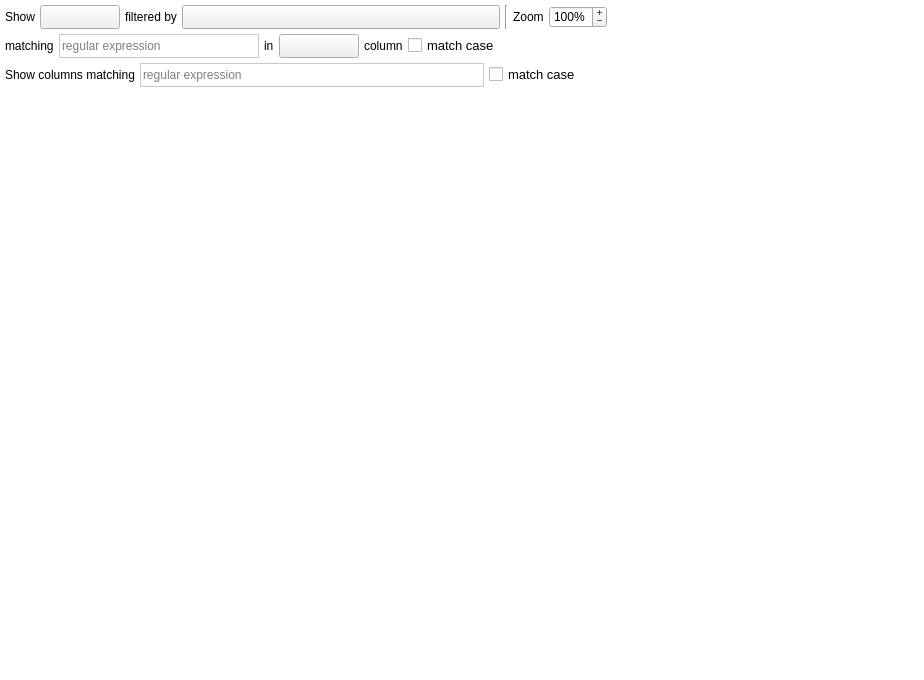
First picture: the form in plugins/view/TableView/TableView.ui, repository anlambert/tulip, before the edit.
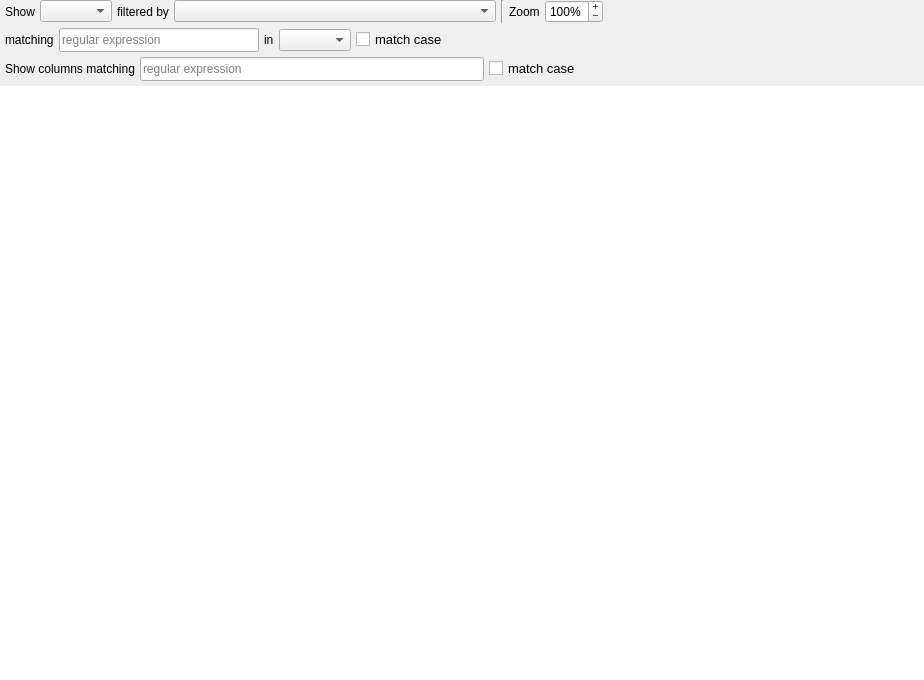
Second picture: the form after the edit. Icons and pictures are not drawn. Custom widgets are drawn as their Qt base class.

Commit message: qt5: Refactor and improve stylesheets towards a contemporary flat look

The edit to the form file:
```diff
--- a/plugins/view/TableView/TableView.ui
+++ b/plugins/view/TableView/TableView.ui
@@ -10,124 +10,6 @@
     <height>680</height>
    </rect>
   </property>
-  <property name="styleSheet">
-   <string notr="true">#TableViewWidget{
-background-color:white;
-}
-QAbstractItemView {
-background-color: white;
-color: black;
-border: 0px;
-}
-QPushButton, QComboBox {
-border-image: url(:/talipot/gui/ui/btn_26.png) 4;
-border-width: 4;
-padding: 0px 6px;
-font-size: 12px;
-}
-
-QPushButton::flat {
-border-image: none;
-border-width: 4;
-padding: 0px 6px;
-font-size: 12px;
-background-color: transparent;
-}
-
-QPushButton, QComboBox, QLabel {
-color: black;
-}
-
-QPushButton:hover, QComboBox:hover {
-border-image: url(:/talipot/gui/ui/btn_26_hover.png) 4;
-}
-
-QPushButton:disabled, QComboBox::disabled {
-color:gray;
-}
-
-QPushButton:pressed{
-border-image: url(:/talipot/gui/ui/btn_26_pressed.png) 4;
-}
-
-QPushButton::menu-indicator{
-subcontrol-origin: margin;
-subcontrol-position: center right;
-right: 4px;
-}
-
-QPushButton {
-outline: none;
-margin: 2
-}
-
-QComboBox::down-arrow {
-image: url(:/talipot/gui/ui/combobox_arrow.png);
-}
-
-QComboBox:drop-down {
-subcontrol-origin: padding;
-subcontrol-position: top right;
-border-left-style: none;
-border-top-right-radius: 1px;
-border-bottom-right-radius: 1px;
-}
-
-QDockWidget:title {
-border-image:none;
-background-color: qlineargradient(x1: 0, y1: 0, x2: 0.0, y2: 1.0,
-stop: 0 #838383,
-stop: 0.4 #707070,
-stop: 0.401 #636363,
-stop: 1 #4a4a4a);
-border: 0px solid black;
-color: white;
-text-align: center;
-color: white;
-}
-
-QSplitter::handle {
-background-color: #C0C0C0;
-border-width:0px;
-}
-
-QFrame[ bottomFrame = &quot;true&quot; ] * {
-color: black;
-font: bold 11px;
-}
-
-QFrame[ bottomFrame = &quot;true&quot; ] {
-border-top: 1px solid rgba(117,117,117,255);
-border-bottom: 1px solid rgba(117,117,117,255);
-border-right: 1px solid rgba(117,117,117,255);
-border-left: 0px;
-background-color: qlineargradient(spread:pad, x1:0, y1:0, x2:, y2:1,
-stop:0 rgb(75,75,75),
-stop:1 rgb(60, 60, 60));
-}
-
-QFrame[ bottomFrame = &quot;true&quot; ] QPushButton {
-border: 0px;
-border-image: none;
-}
-
-QFrame[ bottomFrame = &quot;true&quot; ] QPushButton:hover {
-border: 0px;
-border-image: none;
-background-color: qlineargradient(spread:pad, x1:0, y1:0, x2:, y2:1,
-stop:0 rgb(85,85,85),
-stop:1 rgb(70, 70, 70));
-}
-
-QFrame[ bottomFrame = &quot;true&quot; ] QPushButton:pressed, QFrame[ bottomFrame = &quot;true&quot; ] .QPushButton:checked {
-border: 0px;
-border-image: none;
-background-color: qlineargradient(spread:pad, x1:0, y1:0, x2:, y2:1,
-stop:0 rgb(105,105,105),
-stop:1 rgb(90, 90, 90));
-}
-</string>
-  </property>
   <layout class="QVBoxLayout" name="verticalLayout_2">
    <property name="leftMargin">
     <number>0</number>
@@ -161,11 +43,6 @@
       </property>
       <item>
        <widget class="QFrame" name="frame_3">
-        <property name="styleSheet">
-         <string notr="true">#frame_3 {
-padding-top: 5px;
-}</string>
-        </property>
         <layout class="QVBoxLayout" name="verticalLayout_4">
          <property name="spacing">
           <number>5</number>
@@ -346,15 +223,6 @@
              <property name="toolTip">
               <string>&lt;html&gt;&lt;head/&gt;&lt;body&gt;&lt;p&gt;Only show rows (nodes or edges) whose the chosen column&lt;br/&gt;value contains the given pattern (regular expression). &lt;br/&gt;Press &amp;quot;Return&amp;quot; to validate.&lt;/p&gt;&lt;/body&gt;&lt;/html&gt;</string>
              </property>
-             <property name="styleSheet">
-              <string notr="true">background-color: white;
-border: 0px;
-color: black;
-border-bottom: 1px solid #C9C9C9;
-border-top: 1px solid #C9C9C9;
-border-left: 1px solid #C9C9C9;
-border-right: 1px solid #C9C9C9;</string>
-             </property>
              <property name="placeholderText">
               <string>regular expression</string>
              </property>
@@ -384,17 +252,6 @@
              </property>
             </widget>
            </item>
-           <item>
-            <widget class="QLabel" name="label_4">
-             <property name="toolTip">
-              <string>Only show the rows (nodes or edges) whose
-the chosen column value contains the given pattern</string>
-             </property>
-             <property name="text">
-              <string>column</string>
-             </property>
-            </widget>
-           </item>
            <item>
             <widget class="QCheckBox" name="filtercase">
              <property name="font">
@@ -470,15 +327,6 @@
              <property name="toolTip">
               <string>&lt;html&gt;&lt;head/&gt;&lt;body&gt;&lt;p&gt;Only show rows (nodes or edges) whose the chosen column&lt;br/&gt;value contains the given pattern (regular expression). &lt;br/&gt;Press &amp;quot;Return&amp;quot; to validate.&lt;/p&gt;&lt;/body&gt;&lt;/html&gt;</string>
              </property>
-             <property name="styleSheet">
-              <string notr="true">background-color: white;
-border: 0px;
-color: black;
-border-bottom: 1px solid #C9C9C9;
-border-top: 1px solid #C9C9C9;
-border-left: 1px solid #C9C9C9;
-border-right: 1px solid #C9C9C9;</string>
-             </property>
              <property name="placeholderText">
               <string>regular expression</string>
              </property>
@@ -525,6 +373,9 @@
            <property name="frameShape">
             <enum>QFrame::NoFrame</enum>
            </property>
+           <property name="alternatingRowColors">
+            <bool>true</bool>
+           </property>
            <property name="selectionBehavior">
             <enum>QAbstractItemView::SelectRows</enum>
            </property>
```
Left out of the diff: 8 changed lines with no effect on the pictures. The commit also changes 165 other files.
